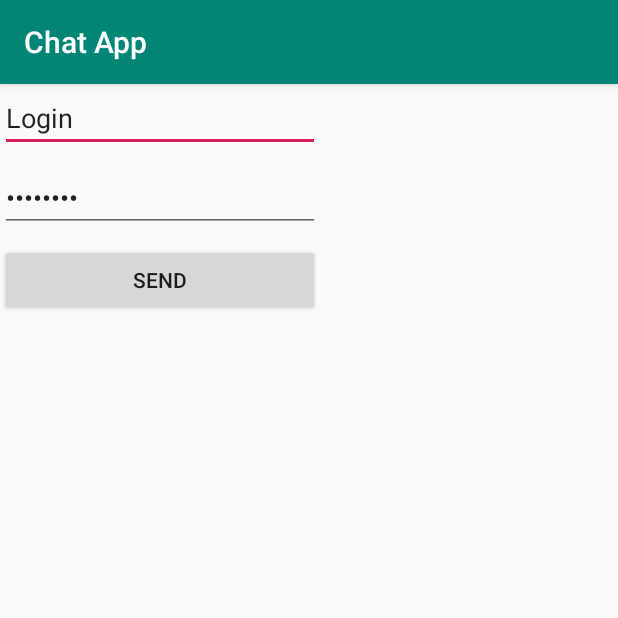
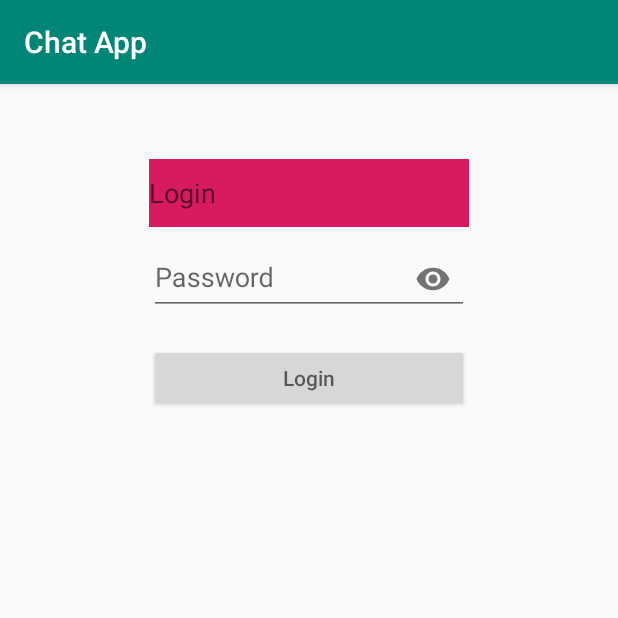
Before and after one commit to julvera/chat_app, an Android app: the screen it shows after launch (MainActivity), on a phone screen of 412 x 824 dp, the top half of it. Run offline under Robolectric (Android 15) with nearby library versions, the phone set to English and light mode, and no system bars; our stand-ins replace ButterKnife; 3 statements that could not run were skipped.

```diff
--- a/app/build.gradle
+++ b/app/build.gradle
@@ -22,7 +22,11 @@ dependencies {
     implementation fileTree(dir: 'libs', include: ['*.jar'])
     implementation 'com.android.support:appcompat-v7:28.0.0'
     implementation 'com.android.support.constraint:constraint-layout:1.1.3'
+    implementation 'com.android.support:design:28.0.0'
     testImplementation 'junit:junit:4.12'
     androidTestImplementation 'com.android.support.test:runner:1.0.2'
     androidTestImplementation 'com.android.support.test.espresso:espresso-core:3.0.2'
+    implementation 'com.jakewharton:butterknife:8.8.1'
+    annotationProcessor 'com.jakewharton:butterknife-compiler:8.8.1'
+
 }
--- a/app/src/main/java/com/jvera/chat_app/MainActivity.java
+++ b/app/src/main/java/com/jvera/chat_app/MainActivity.java
@@ -6,31 +6,52 @@ import android.util.Log;
 import android.view.View;
 import android.widget.Button;
 import android.widget.EditText;
+import android.widget.TextView;
 import android.widget.Toast;
 
-public class MainActivity extends AppCompatActivity {
+import butterknife.BindView;
+import butterknife.ButterKnife;
+
+public class MainActivity extends AppCompatActivity implements View.OnClickListener {
 
     final static private String TAG = MainActivity.class.getSimpleName();
+    @BindView(R.id.login) EditText login;
+    @BindView(R.id.password) EditText password;
+    @BindView(R.id.check_login) Button button;
 
     @Override
     protected void onCreate(Bundle savedInstanceState) {
         super.onCreate(savedInstanceState);
         setContentView(R.layout.activity_main);
-        Log.i(TAG,"onCreate");
-//        username.setBackgroundColor(getResources().getColor(R.color.something));
+        Log.i(TAG, "onCreate");
+        ButterKnife.bind(this);
+        login.setBackgroundColor(getResources().getColor(R.color.something));
+        button.setOnClickListener(this);
+        password.setOnClickListener(this);
+    }
 
-        Button button = findViewById(R.id.ckeck_login);
-        button.setOnClickListener(new View.OnClickListener() {
-            @Override public void onClick(View v) {
-                EditText login = findViewById(R.id.login);
-                EditText password = findViewById(R.id.password);
-                String login_value = login.getText().toString();
-                String password_value = password.getText().toString();
+    @Override public void onClick(View v) {
+        String login_value = login.getText().toString();
+        String password_value = password.getText().toString();
+
+        switch(v.getId()) {
+            case R.id.check_login:
+                if(login_value.isEmpty() || password_value.isEmpty()){
+                    TextView Error_pop = findViewById(R.id.Error_pop);
+                    Error_pop.setVisibility(View.VISIBLE);
+                    break;
+                }
                 Toast.makeText(
-                        MainActivity.this, "Hi " + login_value, Toast.LENGTH_SHORT
+                    MainActivity.this,
+                    "Hi " + login_value + "sweet password " + password_value,
+                    Toast.LENGTH_SHORT
                 ).show();
-            }
-        });
+                break;
+            default:
+                //should never get here
+                break;
+        }
+
     }
 
     @Override
--- a/app/src/main/res/layout/activity_main.xml
+++ b/app/src/main/res/layout/activity_main.xml
@@ -1,8 +1,7 @@
 <?xml version="1.0" encoding="utf-8"?>
-<android.support.constraint.ConstraintLayout
-    xmlns:android="http://schemas.android.com/apk/res/android"
+<android.support.constraint.ConstraintLayout xmlns:android="http://schemas.android.com/apk/res/android"
+    xmlns:tools="http://schemas.android.com/tools"
     xmlns:app="http://schemas.android.com/apk/res-auto"
-    xmlns:tools="http://schemas.android.com/tools"
     tools:context=".MainActivity"
     android:orientation="vertical"
     android:layout_width="match_parent"
@@ -14,32 +13,68 @@
         android:id="@+id/login"
         android:layout_width="wrap_content"
         android:layout_height="wrap_content"
+        android:layout_marginStart="8dp"
+        android:layout_marginTop="50dp"
+        android:layout_marginEnd="8dp"
         android:ems="10"
+        android:hint="@string/prompt_login"
         android:inputType="textPersonName"
-        android:text="Login"
-        tools:layout_editor_absoluteX="85dp"
-        app:layout_editor_absoluteY="25dp"/>
+        app:layout_constraintEnd_toEndOf="parent"
+        app:layout_constraintStart_toStartOf="parent"
+        app:layout_constraintTop_toTopOf="parent"
+        app:layout_editor_absoluteY="25dp" />
 
-    <EditText
+    <android.support.design.widget.TextInputLayout
         android:id="@+id/password"
-        android:layout_width="wrap_content"
+        android:layout_width="@+id/login"
         android:layout_height="wrap_content"
-        android:layout_marginTop="8dp"
-        android:ems="10"
-        android:inputType="textPassword"
-        android:text="Password"
         app:layout_constraintEnd_toEndOf="@+id/login"
         app:layout_constraintStart_toStartOf="@+id/login"
-        app:layout_constraintTop_toBottomOf="@+id/login" />
+        app:layout_constraintTop_toBottomOf="@+id/login"
+        app:passwordToggleEnabled="true">
 
-    <Button
-        android:id="@+id/ckeck_login"
-        android:layout_width="0dp"
+        <android.support.design.widget.TextInputEditText
+            android:layout_width="match_parent"
+            android:layout_height="wrap_content"
+            android:hint="@string/prompt_password"
+            android:inputType="textPassword"
+            android:maxLines="1"
+            android:singleLine="true" />
+
+    </android.support.design.widget.TextInputLayout>
+
+    <TextView
+        android:id="@+id/Error_pop"
+        android:layout_width="@+id/password"
         android:layout_height="wrap_content"
-        android:layout_marginTop="8dp"
-        android:text="Send"
+        android:background="@android:color/holo_red_light"
+        android:textAlignment="center"
+        android:text="Please fill both fields above"
+        android:visibility="invisible"
         app:layout_constraintEnd_toEndOf="@+id/password"
         app:layout_constraintStart_toStartOf="@+id/password"
         app:layout_constraintTop_toBottomOf="@+id/password" />
 
+    <Button
+        android:id="@+id/check_login"
+        android:layout_width="@+id/Error_pop"
+        android:layout_height="45dp"
+        android:hint="@string/prompt_send"
+        app:layout_constraintEnd_toEndOf="@+id/Error_pop"
+        app:layout_constraintStart_toStartOf="@+id/Error_pop"
+        app:layout_constraintTop_toBottomOf="@+id/Error_pop" />
+
+
+    <!--<EditText-->
+        <!--android:id="@+id/password"-->
+        <!--android:layout_width="wrap_content"-->
+        <!--android:layout_height="wrap_content"-->
+        <!--android:layout_marginTop="8dp"-->
+        <!--android:ems="10"-->
+        <!--android:inputType="textPassword"-->
+        <!--android:text="Password"-->
+        <!--app:layout_constraintEnd_toEndOf="@+id/login"-->
+        <!--app:layout_constraintStart_toStartOf="@+id/login"-->
+        <!--app:layout_constraintTop_toBottomOf="@+id/login" />-->
+
 </android.support.constraint.ConstraintLayout>
--- a/app/src/main/res/values/strings.xml
+++ b/app/src/main/res/values/strings.xml
@@ -1,3 +1,6 @@
 <resources>
     <string name="app_name">Chat App</string>
+    <string name="prompt_password">Password</string>
+    <string name="prompt_login">Login</string>
+    <string name="prompt_send">Login</string>
 </resources>
--- a/build.gradle
+++ b/build.gradle
@@ -8,7 +8,6 @@ buildscript {
     }
     dependencies {
         classpath 'com.android.tools.build:gradle:3.2.0'
-
 
         // NOTE: Do not place your application dependencies here; they belong
         // in the individual module build.gradle files
```
